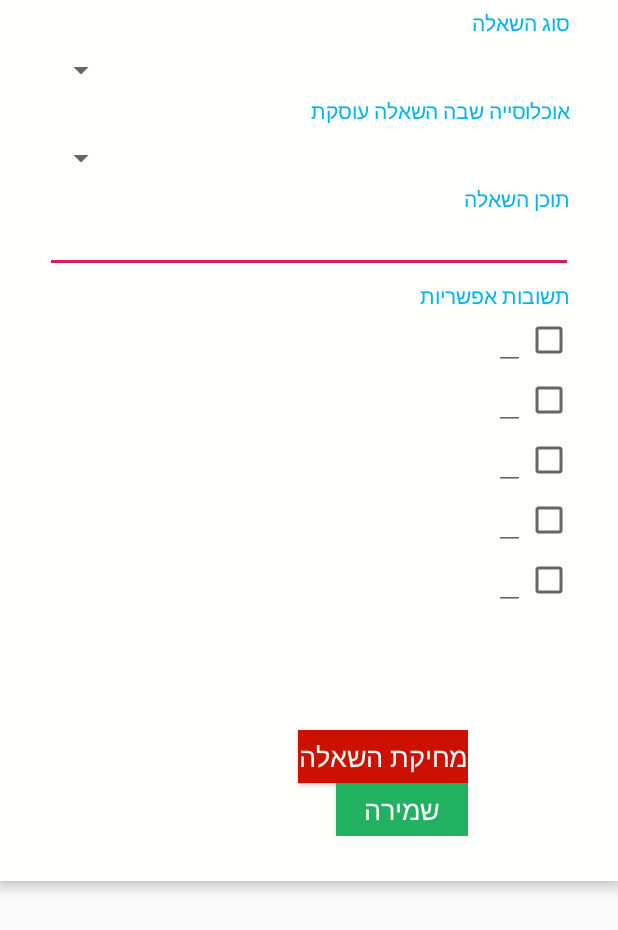
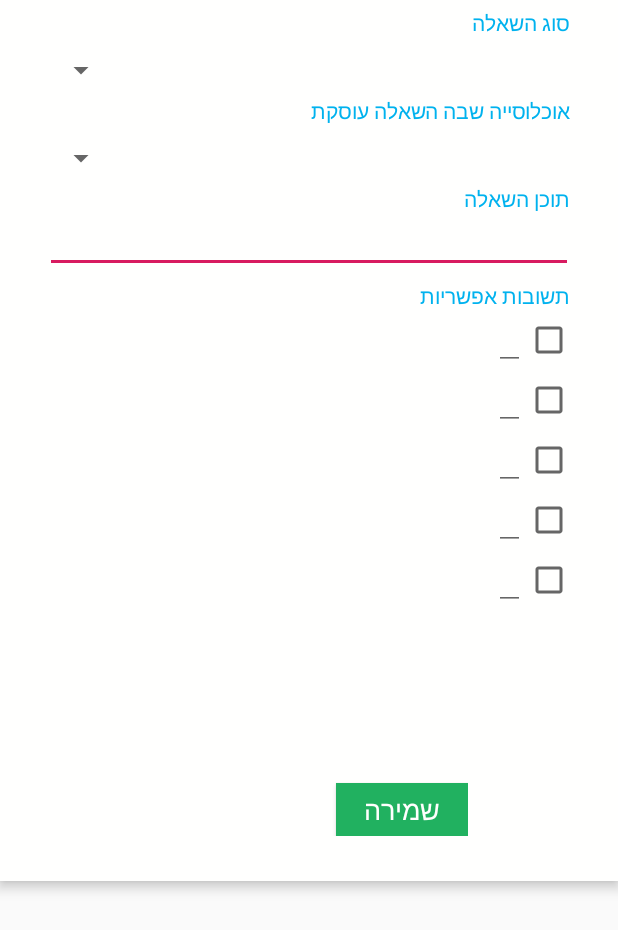
Before and after one commit to AdvaBitan21/IsraeliHope, an Android app: the layout fragment_edit_question.xml on its own in the app's theme, with its tools: preview values and no code run, on a phone screen of 412 x 824 dp. Shown: the top 930 px of the screen. Run offline under Robolectric (Android 15) with nearby library versions, the phone set to English and light mode, and no system bars.

Commit message:
small change

```diff
--- a/app/src/main/res/layout/fragment_edit_question.xml
+++ b/app/src/main/res/layout/fragment_edit_question.xml
@@ -249,6 +249,7 @@
             android:layout_centerHorizontal="true"
             android:background="@color/colorRed"
             android:text="מחיקת השאלה"
+            android:visibility="invisible"
             android:textColor="@color/white"
             android:textSize="18sp" />
         <Button
```
Also changed, not shown: app/src/main/java/com/technion/android/israelihope/EditQuestionFragment.java (+7 -4 lines).
